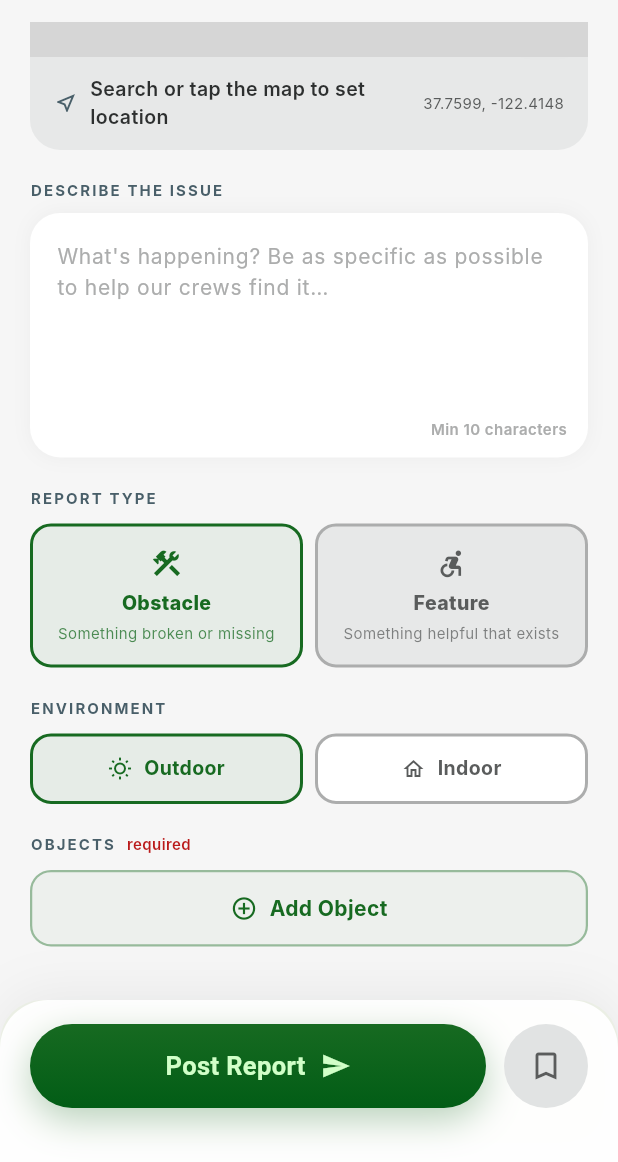
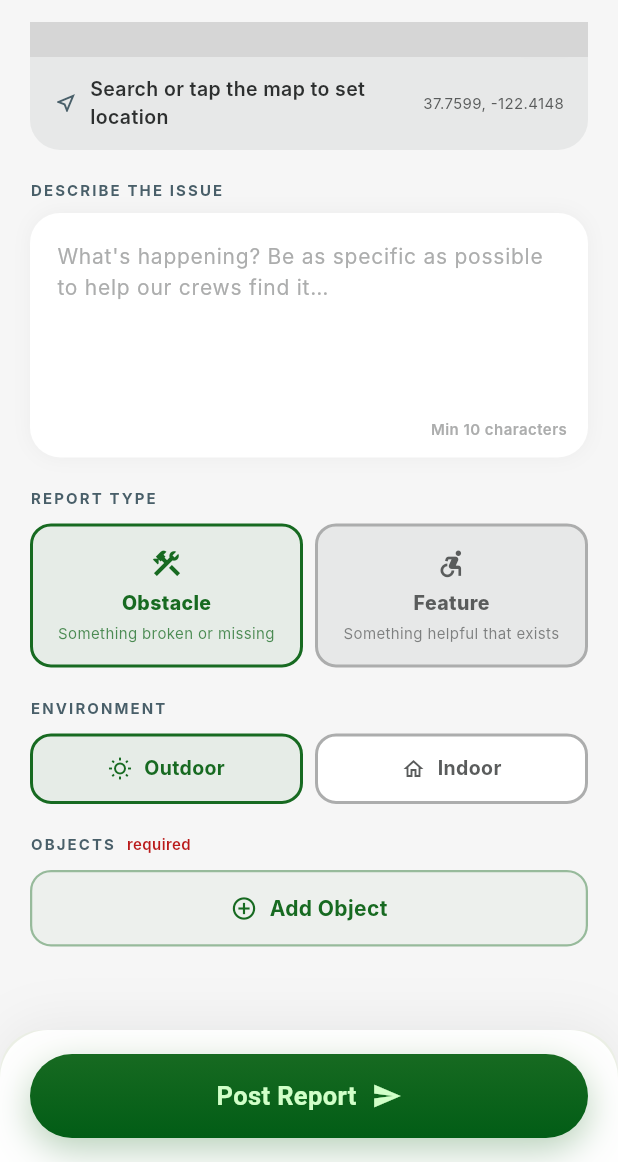
Before and after one commit to bounswe/bounswe2026group1, a Flutter app: the MakeReportScreen screen opened directly, scrolled down 524 dp, on a phone screen of 412 x 824 dp, the part 74-1236 px from its top. Run offline on Flutter 3.47's test engine with Material 3 defaults, Android fonts, the phone set to English and light mode, and no system bars; drawn by our look-alikes of flutter_map; our stand-ins replace geolocator, image_picker, latlong2, permission_handler, shared_preferences, video_player; missing offline and left inert: video_compress; accounts and stored records are empty; network calls fail; Roboto replaces fonts that are missing (Inter, Plus Jakarta Sans); grey boxes are pictures that could not be loaded.

Commit message:
fix: fixed keyboard issues

```diff
--- a/mobile/lib/screens/make_report_screen.dart
+++ b/mobile/lib/screens/make_report_screen.dart
@@ -1452,8 +1452,15 @@ class _MakeReportScreenState extends State<MakeReportScreen> {
   // ─── Bottom bar ───────────────────────────────────────────────────────────
 
   Widget _buildBottomBar() {
+    return SafeArea(
+      top: false,
+      child: _buildBottomBarContent(),
+    );
+  }
+
+  Widget _buildBottomBarContent() {
     return Container(
-      padding: const EdgeInsets.fromLTRB(20, 16, 20, 36),
+      padding: const EdgeInsets.fromLTRB(20, 16, 20, 16),
       decoration: BoxDecoration(
         color: AppColors.surfaceContainerLowest.withOpacity(0.95),
         borderRadius: const BorderRadius.vertical(top: Radius.circular(32)),
@@ -1517,19 +1524,6 @@ class _MakeReportScreenState extends State<MakeReportScreen> {
               ),
             ),
           ),
-          const SizedBox(width: 12),
-          Container(
-            width: 56,
-            height: 56,
-            decoration: BoxDecoration(
-              color: AppColors.surfaceContainerHigh,
-              borderRadius: BorderRadius.circular(999),
-            ),
-            child: Icon(
-              Icons.bookmark_border,
-              color: AppColors.onSurfaceVariant,
-            ),
-          ),
         ],
       ),
     );
--- a/mobile/lib/screens/profile_screen.dart
+++ b/mobile/lib/screens/profile_screen.dart
@@ -514,9 +514,11 @@ class _ProfileScreenState extends State<ProfileScreen> {
 
   Widget _buildEditView() {
     final avatarUrl = _userInfo?['avatarUrl'] as String?;
+    final keyboardInset = MediaQuery.viewInsetsOf(context).bottom;
 
     return SingleChildScrollView(
-      padding: const EdgeInsets.fromLTRB(20, 8, 20, 24),
+      keyboardDismissBehavior: ScrollViewKeyboardDismissBehavior.onDrag,
+      padding: EdgeInsets.fromLTRB(20, 8, 20, 24 + keyboardInset),
       child: Form(
         key: _formKey,
         child: Column(
--- a/mobile/lib/screens/report_detail_screen.dart
+++ b/mobile/lib/screens/report_detail_screen.dart
@@ -746,11 +746,7 @@ class _ReportDetailScreenState extends State<ReportDetailScreen> {
               IconButton(
                 icon: Icon(Icons.edit_outlined, color: AppColors.primary),
                 onPressed: _openEdit,
-              ),
-            IconButton(
-              icon: Icon(Icons.search, color: AppColors.onSurface),
-              onPressed: () {},
-            ),
+              )
           ],
         ),
       ),
```
Also changed, not shown: mobile/lib/screens/edit_report_screen.dart (+8 -1 lines), mobile/lib/screens/reports_screen.dart (+8 -1 lines), 1 other file.
